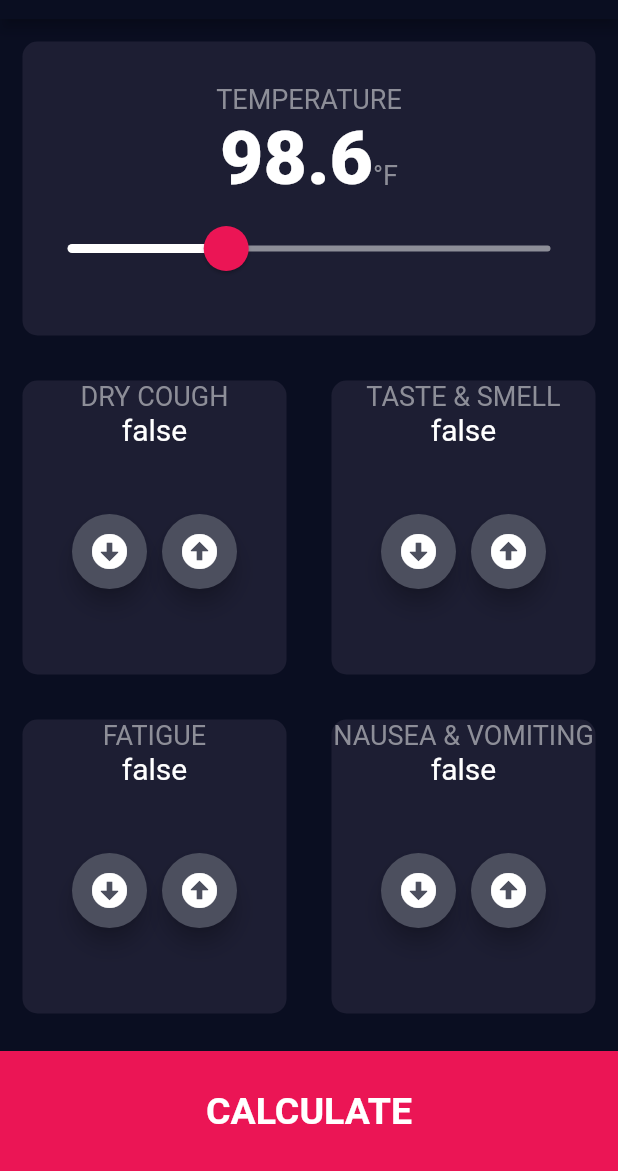
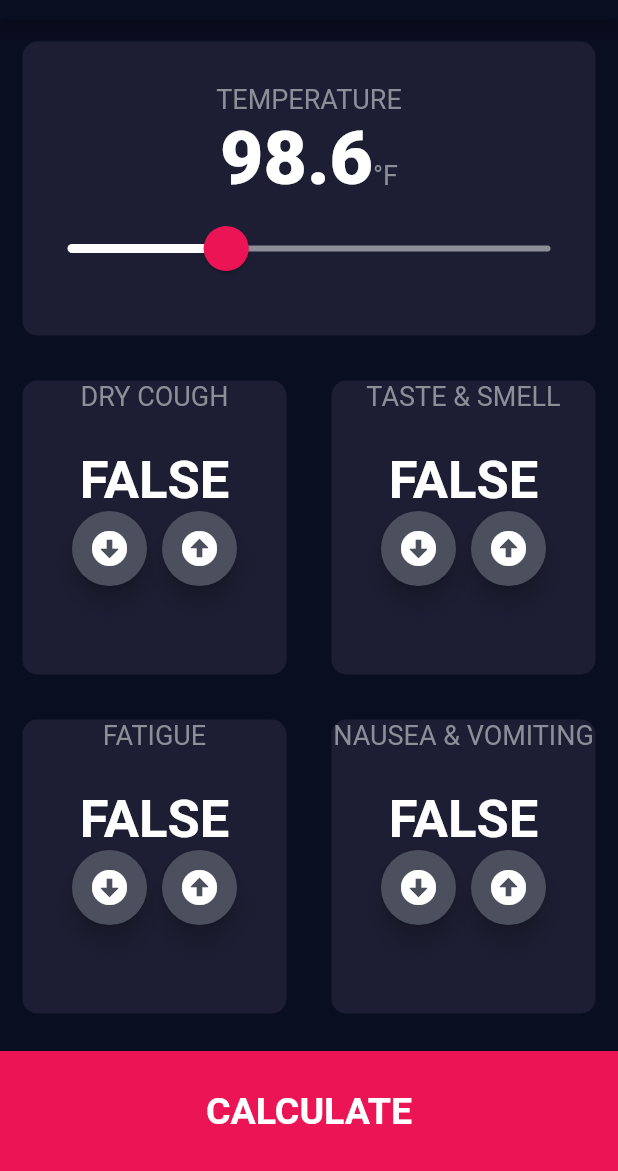
Before and after one commit to abhi-kv29/COVID-RISK-FACTOR-CALCULATOR, a Flutter app: the CovidPage screen opened directly, on a phone screen of 412 x 824 dp, the part 65-1236 px from its top. Run offline on Flutter 3.47's test engine with Material 2 defaults, Android fonts, the phone set to English and light mode, and no system bars; our stand-ins replace font_awesome_flutter.

Commit message:
refactored code

```diff
--- a/lib/constants.dart
+++ b/lib/constants.dart
@@ -21,6 +21,6 @@ const kNextButtonTextStyle = TextStyle(
 );
 
 const kBoolTextStyle = TextStyle(
-  fontWeight: FontWeight.w400,
-  fontSize: 20.0,
+  fontWeight: FontWeight.bold,
+  fontSize: 35.0,
 );
--- a/lib/covid_page.dart
+++ b/lib/covid_page.dart
@@ -98,12 +98,12 @@ class _CovidPageState extends State<CovidPage> {
                           'DRY COUGH',
                           style: kLabelTextStyle,
                         ),
+                        SizedBox(
+                          height: 25.0,
+                        ),
                         Text(
-                          dryCough.toString(),
+                          dryCough.toString().toUpperCase(),
                           style: kBoolTextStyle,
-                        ),
-                        SizedBox(
-                          height: 45.0,
                         ),
                         Row(
                           mainAxisAlignment: MainAxisAlignment.center,
@@ -142,12 +142,12 @@ class _CovidPageState extends State<CovidPage> {
                           'TASTE & SMELL',
                           style: kLabelTextStyle,
                         ),
+                        SizedBox(
+                          height: 25.0,
+                        ),
                         Text(
-                          tasteSmell.toString(),
+                          tasteSmell.toString().toUpperCase(),
                           style: kBoolTextStyle,
-                        ),
-                        SizedBox(
-                          height: 45.0,
                         ),
                         Row(
                           mainAxisAlignment: MainAxisAlignment.center,
@@ -192,12 +192,12 @@ class _CovidPageState extends State<CovidPage> {
                           'FATIGUE',
                           style: kLabelTextStyle,
                         ),
+                        SizedBox(
+                          height: 25.0,
+                        ),
                         Text(
-                          fatigue.toString(),
+                          fatigue.toString().toUpperCase(),
                           style: kBoolTextStyle,
-                        ),
-                        SizedBox(
-                          height: 45.0,
                         ),
                         Row(
                           mainAxisAlignment: MainAxisAlignment.center,
@@ -236,12 +236,12 @@ class _CovidPageState extends State<CovidPage> {
                           'NAUSEA & VOMITING',
                           style: kLabelTextStyle,
                         ),
+                        SizedBox(
+                          height: 25.0,
+                        ),
                         Text(
-                          nauseaVomiting.toString(),
+                          nauseaVomiting.toString().toUpperCase(),
                           style: kBoolTextStyle,
-                        ),
-                        SizedBox(
-                          height: 45.0,
                         ),
                         Row(
                           mainAxisAlignment: MainAxisAlignment.center,
```
